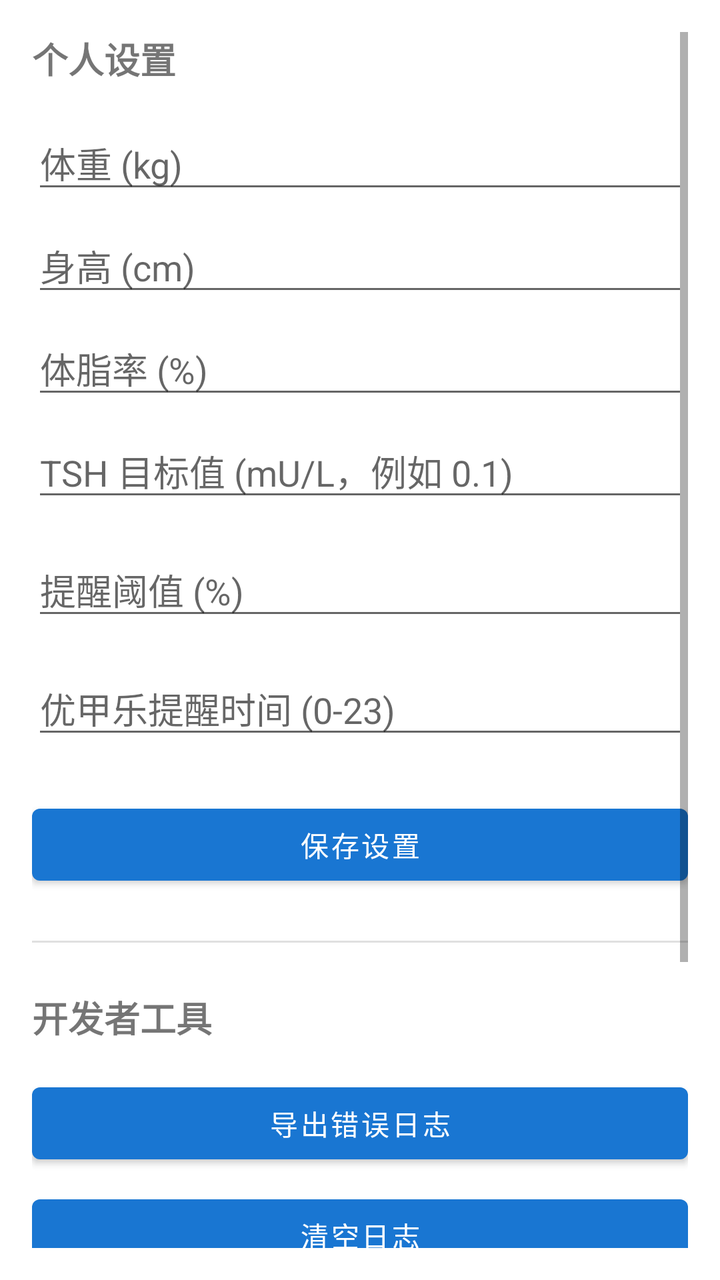
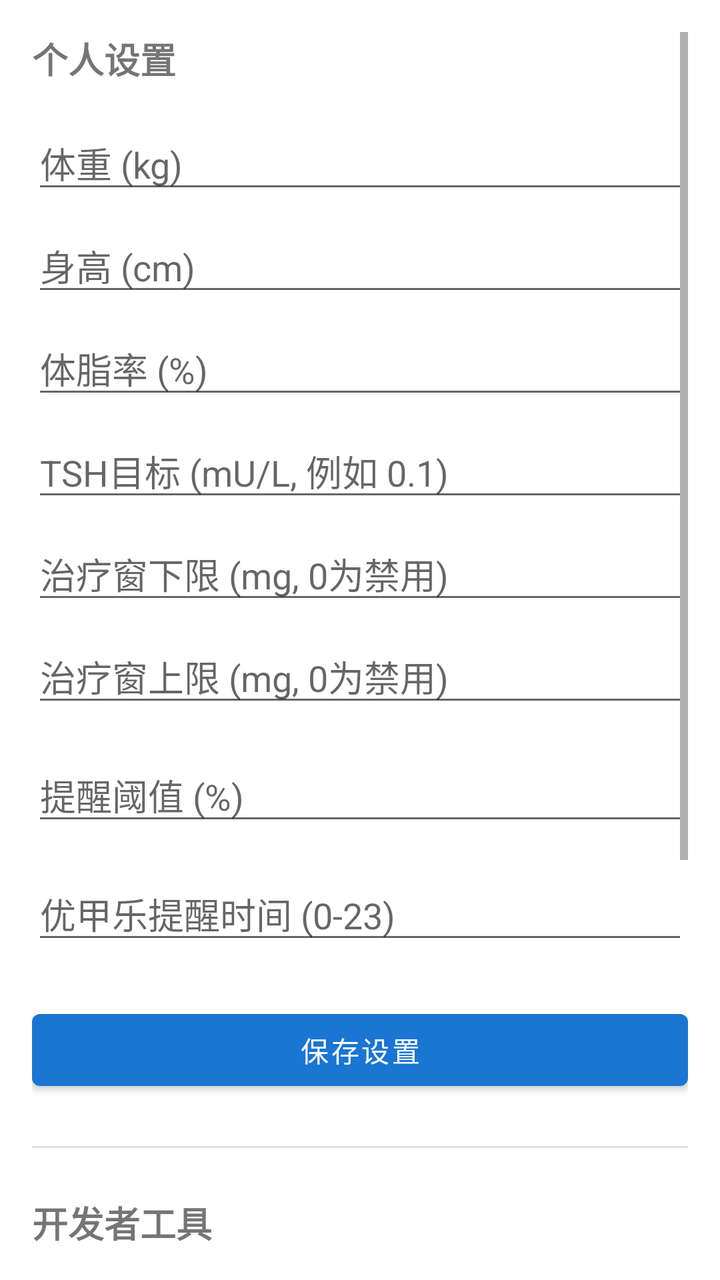

Compare the two renders of this Android layout. The source of the first and the diff that turns it into the second are given below.
<!-- AndroidManifest.xml: application theme Theme.DrugTracker -->
<!-- res/layout/activity_settings.xml -->
<?xml version="1.0" encoding="utf-8"?>
<ScrollView xmlns:android="http://schemas.android.com/apk/res/android"
    android:layout_width="match_parent"
    android:layout_height="match_parent"
    android:padding="16dp">

    <LinearLayout
        android:layout_width="match_parent"
        android:layout_height="wrap_content"
        android:orientation="vertical">

        <TextView
            android:layout_width="wrap_content"
            android:layout_height="wrap_content"
            android:text="个人设置"
            android:textSize="18sp"
            android:textStyle="bold" />

        <EditText
            android:id="@+id/etWeight"
            android:layout_width="match_parent"
            android:layout_height="wrap_content"
            android:layout_marginTop="16dp"
            android:hint="体重 (kg)"
            android:inputType="numberDecimal" />

        
        <EditText
            android:id="@+id/etHeight"
            android:layout_width="match_parent"
            android:layout_height="wrap_content"
            android:layout_marginTop="8dp"
            android:hint="身高 (cm)"
            android:inputType="numberDecimal" />

        
        <EditText
            android:id="@+id/etBodyFat"
            android:layout_width="match_parent"
            android:layout_height="wrap_content"
            android:layout_marginTop="8dp"
            android:hint="体脂率 (%)"
            android:inputType="numberDecimal" />

        
        <EditText
            android:id="@+id/etTSHTarget"
            android:layout_width="match_parent"
            android:layout_height="wrap_content"
            android:layout_marginTop="8dp"
            android:hint="TSH 目标值 (mU/L，例如 0.1)"
            android:inputType="numberDecimal" />
       
        <EditText
            android:id="@+id/etThreshold"
            android:layout_width="match_parent"
            android:layout_height="wrap_content"
            android:layout_marginTop="16dp"
            android:hint="提醒阈值 (%)"
            android:inputType="number" />

        <EditText
            android:id="@+id/etLevoHour"
            android:layout_width="match_parent"
            android:layout_height="wrap_content"
            android:layout_marginTop="16dp"
            android:hint="优甲乐提醒时间 (0-23)"
            android:inputType="number" />

        <Button
            android:id="@+id/btnSave"
            android:layout_width="match_parent"
            android:layout_height="wrap_content"
            android:layout_marginTop="24dp"
            android:text="保存设置" />

        <View
            android:layout_width="match_parent"
            android:layout_height="1dp"
            android:layout_marginVertical="24dp"
            android:background="#E0E0E0" />

        <TextView
            android:layout_width="wrap_content"
            android:layout_height="wrap_content"
            android:text="开发者工具"
            android:textSize="18sp"
            android:textStyle="bold" />

        <Button
            android:id="@+id/btnExportLog"
            android:layout_width="match_parent"
            android:layout_height="wrap_content"
            android:layout_marginTop="16dp"
            android:text="导出错误日志" />

        <Button
            android:id="@+id/btnClearLog"
            android:layout_width="match_parent"
            android:layout_height="wrap_content"
            android:layout_marginTop="8dp"
            android:text="清空日志" />

        <View
            android:layout_width="match_parent"
            android:layout_height="1dp"
            android:layout_marginVertical="24dp"
            android:background="#E0E0E0" />

        <TextView
            android:layout_width="wrap_content"
            android:layout_height="wrap_content"
            android:text="数据备份"
            android:textSize="18sp"
            android:textStyle="bold" />

        <Button
            android:id="@+id/btnBackup"
            android:layout_width="match_parent"
            android:layout_height="wrap_content"
            android:layout_marginTop="16dp"
            android:text="备份数据" />

        <Button
            android:id="@+id/btnRestore"
            android:layout_width="match_parent"
            android:layout_height="wrap_content"
            android:layout_marginTop="8dp"
            android:text="恢复数据" />
    </LinearLayout>
</ScrollView>
<!-- resources referenced by this layout -->
<resources>
  <style name="Theme.DrugTracker" parent="Theme.MaterialComponents.DayNight.NoActionBar">
          <item name="windowActionBar">false</item>
          <item name="windowNoTitle">true</item>
  
          <item name="colorPrimary">@color/colorPrimary</item>
          <item name="colorPrimaryVariant">@color/colorPrimaryDark</item>
          <item name="colorOnPrimary">@color/white</item>
          <item name="colorSecondary">@color/colorAccent</item>
      </style>
  <color name="colorPrimary">#1976D2</color>
  <color name="colorPrimaryDark">#1565C0</color>
  <color name="white">#FFFFFF</color>
  <color name="colorAccent">#2196F3</color>
</resources>

<!-- the commit's change to res/layout/activity_settings.xml (unified diff, before → after) -->
@@ -24,7 +24,6 @@
             android:hint="体重 (kg)"
             android:inputType="numberDecimal" />
 
-        
         <EditText
             android:id="@+id/etHeight"
             android:layout_width="match_parent"
@@ -33,7 +32,6 @@
             android:hint="身高 (cm)"
             android:inputType="numberDecimal" />
 
-        
         <EditText
             android:id="@+id/etBodyFat"
             android:layout_width="match_parent"
@@ -48,9 +46,27 @@
             android:layout_width="match_parent"
             android:layout_height="wrap_content"
             android:layout_marginTop="8dp"
-            android:hint="TSH 目标值 (mU/L，例如 0.1)"
+            android:hint="TSH目标 (mU/L, 例如 0.1)"
             android:inputType="numberDecimal" />
-       
+
+        
+        <EditText
+            android:id="@+id/etTherapyLow"
+            android:layout_width="match_parent"
+            android:layout_height="wrap_content"
+            android:layout_marginTop="8dp"
+            android:hint="治疗窗下限 (mg, 0为禁用)"
+            android:inputType="numberDecimal" />
+
+        
+        <EditText
+            android:id="@+id/etTherapyHigh"
+            android:layout_width="match_parent"
+            android:layout_height="wrap_content"
+            android:layout_marginTop="8dp"
+            android:hint="治疗窗上限 (mg, 0为禁用)"
+            android:inputType="numberDecimal" />
+
         <EditText
             android:id="@+id/etThreshold"
             android:layout_width="match_parent"
